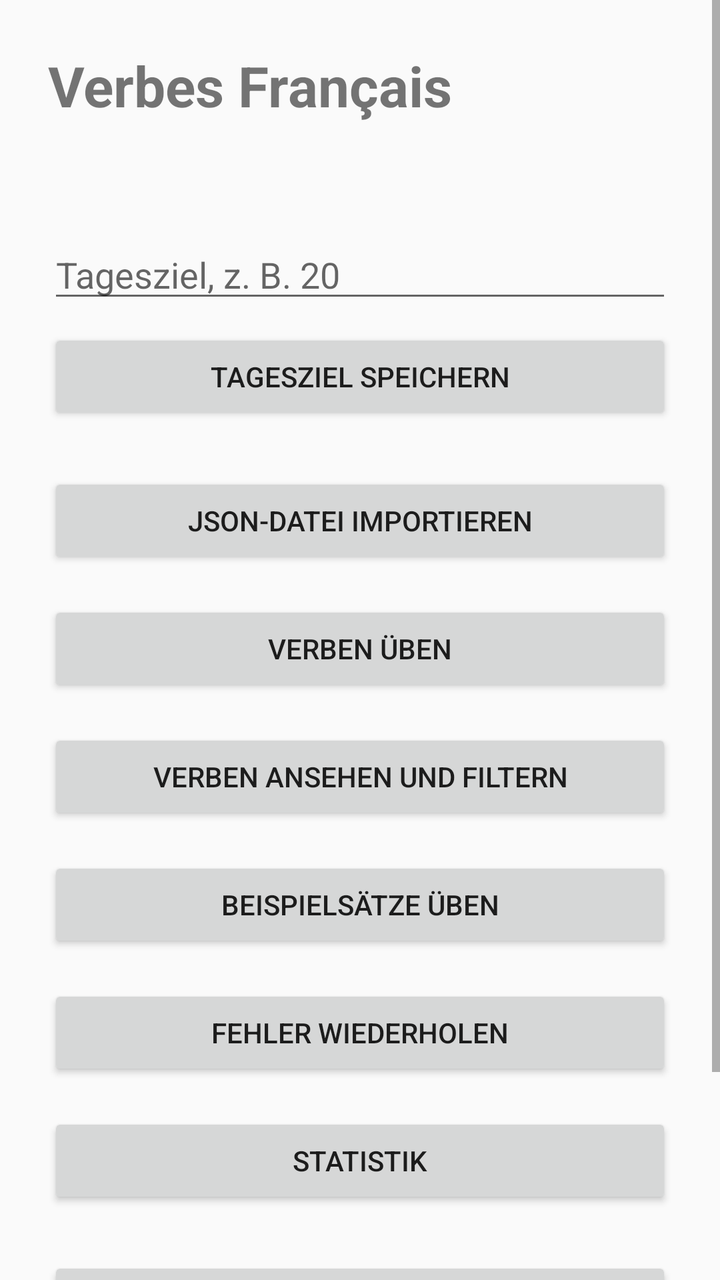
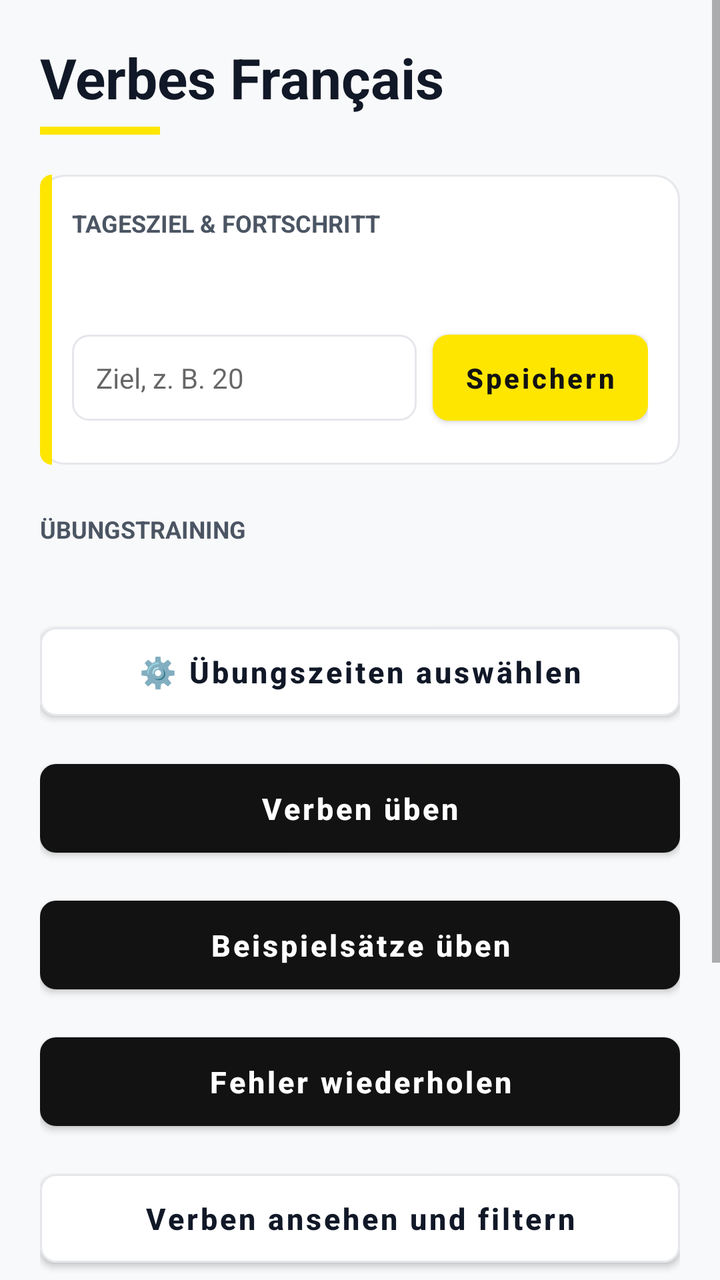

Before-and-after screenshots of an Android layout around one commit, followed by the original layout XML and the change that was made.
<!-- AndroidManifest.xml: application theme Theme.VerbesFrancais -->
<!-- res/layout/activity_main.xml -->
<?xml version="1.0" encoding="utf-8"?>
<ScrollView xmlns:android="http://schemas.android.com/apk/res/android"
    android:layout_width="match_parent"
    android:layout_height="match_parent"
    android:fillViewport="true"
    android:fitsSystemWindows="true">

    <LinearLayout
        android:layout_width="match_parent"
        android:layout_height="wrap_content"
        android:orientation="vertical"
        android:padding="24dp">

        <TextView
            android:layout_width="match_parent"
            android:layout_height="wrap_content"
            android:text="Verbes Français"
            android:textSize="28sp"
            android:textStyle="bold" />

        <TextView
            android:id="@+id/textDailyOverview"
            android:layout_width="match_parent"
            android:layout_height="wrap_content"
            android:layout_marginTop="16dp"
            android:textSize="16sp" />

        <EditText
            android:id="@+id/editDailyGoal"
            android:layout_width="match_parent"
            android:layout_height="wrap_content"
            android:layout_marginTop="16dp"
            android:hint="Tagesziel, z. B. 20"
            android:inputType="number" />

        <Button
            android:id="@+id/buttonSaveGoal"
            android:layout_width="match_parent"
            android:layout_height="wrap_content"
            android:layout_marginTop="8dp"
            android:text="Tagesziel speichern" />

        <Button
            android:id="@+id/buttonImportJson"
            android:layout_width="match_parent"
            android:layout_height="wrap_content"
            android:layout_marginTop="24dp"
            android:text="JSON-Datei importieren" />

        <Button
            android:id="@+id/buttonPractice"
            android:layout_width="match_parent"
            android:layout_height="wrap_content"
            android:layout_marginTop="16dp"
            android:text="Verben üben" />

        <Button
            android:id="@+id/buttonVerbList"
            android:layout_width="match_parent"
            android:layout_height="wrap_content"
            android:layout_marginTop="16dp"
            android:text="Verben ansehen und filtern" />

        <Button
            android:id="@+id/buttonContextPractice"
            android:layout_width="match_parent"
            android:layout_height="wrap_content"
            android:layout_marginTop="16dp"
            android:text="Beispielsätze üben" />

        <Button
            android:id="@+id/buttonErrorPractice"
            android:layout_width="match_parent"
            android:layout_height="wrap_content"
            android:layout_marginTop="16dp"
            android:text="Fehler wiederholen" />

        <Button
            android:id="@+id/buttonStats"
            android:layout_width="match_parent"
            android:layout_height="wrap_content"
            android:layout_marginTop="16dp"
            android:text="Statistik" />

        <Button
            android:id="@+id/buttonExportBackup"
            android:layout_width="match_parent"
            android:layout_height="wrap_content"
            android:layout_marginTop="24dp"
            android:text="Backup exportieren" />

        <Button
            android:id="@+id/buttonImportBackup"
            android:layout_width="match_parent"
            android:layout_height="wrap_content"
            android:layout_marginTop="16dp"
            android:text="Backup wiederherstellen" />
    </LinearLayout>
</ScrollView>
<!-- resources referenced by this layout -->
<resources>
  <style name="Theme.VerbesFrancais" parent="Theme.AppCompat.Light.DarkActionBar" />
</resources>

<!-- the commit's change to res/layout/activity_main.xml (unified diff, before → after) -->
@@ -9,91 +9,186 @@
         android:layout_width="match_parent"
         android:layout_height="wrap_content"
         android:orientation="vertical"
-        android:padding="24dp">
+        android:padding="20dp">
 
+        
+        <LinearLayout
+            android:layout_width="match_parent"
+            android:layout_height="wrap_content"
+            android:orientation="vertical">
+
+            <TextView
+                android:layout_width="match_parent"
+                android:layout_height="wrap_content"
+                android:text="Verbes Français"
+                android:textColor="@color/lemonde_text_primary"
+                android:textSize="28sp"
+                android:textStyle="bold" />
+
+            <View
+                android:layout_width="60dp"
+                android:layout_height="4dp"
+                android:layout_marginTop="6dp"
+                android:background="@color/lemonde_yellow" />
+        </LinearLayout>
+
+        
+        <LinearLayout
+            android:layout_width="match_parent"
+            android:layout_height="wrap_content"
+            android:layout_marginTop="20dp"
+            android:background="@drawable/bg_lemonde_card_accent"
+            android:orientation="vertical"
+            android:padding="16dp">
+
+            <TextView
+                android:layout_width="match_parent"
+                android:layout_height="wrap_content"
+                android:text="TAGESZIEL &amp; FORTSCHRITT"
+                android:textColor="@color/lemonde_text_secondary"
+                android:textSize="12sp"
+                android:textStyle="bold" />
+
+            <TextView
+                android:id="@+id/textDailyOverview"
+                android:layout_width="match_parent"
+                android:layout_height="wrap_content"
+                android:layout_marginTop="8dp"
+                android:textColor="@color/lemonde_text_primary"
+                android:textSize="16sp"
+                android:textStyle="bold" />
+
+            <LinearLayout
+                android:layout_width="match_parent"
+                android:layout_height="wrap_content"
+                android:layout_marginTop="12dp"
+                android:orientation="horizontal">
+
+                <EditText
+                    android:id="@+id/editDailyGoal"
+                    android:layout_width="0dp"
+                    android:layout_height="wrap_content"
+                    android:layout_weight="1"
+                    android:background="@drawable/bg_lemonde_input"
+                    android:hint="Ziel, z. B. 20"
+                    android:inputType="number"
+                    android:padding="12dp"
+                    android:textColor="@color/lemonde_text_primary"
+                    android:textSize="14sp" />
+
+                <Button
+                    android:id="@+id/buttonSaveGoal"
+                    style="@style/LeMonde.Button.Accent"
+                    android:layout_width="wrap_content"
+                    android:layout_height="wrap_content"
+                    android:layout_marginStart="8dp"
+                    android:text="Speichern"
+                    android:textSize="14sp" />
+            </LinearLayout>
+        </LinearLayout>
+
+        
         <TextView
             android:layout_width="match_parent"
             android:layout_height="wrap_content"
-            android:text="Verbes Français"
-            android:textSize="28sp"
+            android:layout_marginTop="24dp"
+            android:text="ÜBUNGSTRAINING"
+            android:textColor="@color/lemonde_text_secondary"
+            android:textSize="12sp"
             android:textStyle="bold" />
 
         <TextView
-            android:id="@+id/textDailyOverview"
-            android:layout_width="match_parent"
-            android:layout_height="wrap_content"
-            android:layout_marginTop="16dp"
-            android:textSize="16sp" />
-
-        <EditText
-            android:id="@+id/editDailyGoal"
-            android:layout_width="match_parent"
-            android:layout_height="wrap_content"
-            android:layout_marginTop="16dp"
-            android:hint="Tagesziel, z. B. 20"
-            android:inputType="number" />
-
-        <Button
-            android:id="@+id/buttonSaveGoal"
+            android:id="@+id/textTenseSelectionSummary"
             android:layout_width="match_parent"
             android:layout_height="wrap_content"
             android:layout_marginTop="8dp"
-            android:text="Tagesziel speichern" />
+            android:textColor="@color/lemonde_text_secondary"
+            android:textSize="14sp"
+            android:textStyle="italic" />
 
         <Button
-            android:id="@+id/buttonImportJson"
+            android:id="@+id/buttonSelectTenses"
+            style="@style/LeMonde.Button.Secondary"
             android:layout_width="match_parent"
             android:layout_height="wrap_content"
-            android:layout_marginTop="24dp"
-            android:text="JSON-Datei importieren" />
+            android:layout_marginTop="8dp"
+            android:text="⚙️ Übungszeiten auswählen" />
 
         <Button
             android:id="@+id/buttonPractice"
+            style="@style/LeMonde.Button"
             android:layout_width="match_parent"
             android:layout_height="wrap_content"
-            android:layout_marginTop="16dp"
+            android:layout_marginTop="12dp"
             android:text="Verben üben" />
 
         <Button
-            android:id="@+id/buttonVerbList"
+            android:id="@+id/buttonContextPractice"
+            style="@style/LeMonde.Button"
             android:layout_width="match_parent"
             android:layout_height="wrap_content"
-            android:layout_marginTop="16dp"
-            android:text="Verben ansehen und filtern" />
-
-        <Button
-            android:id="@+id/buttonContextPractice"
-            android:layout_width="match_parent"
-            android:layout_height="wrap_content"
-            android:layout_marginTop="16dp"
+            android:layout_marginTop="12dp"
             android:text="Beispielsätze üben" />
 
         <Button
             android:id="@+id/buttonErrorPractice"
+            style="@style/LeMonde.Button"
             android:layout_width="match_parent"
             android:layout_height="wrap_content"
-            android:layout_marginTop="16dp"
+            android:layout_marginTop="12dp"
             android:text="Fehler wiederholen" />
 
         <Button
-            android:id="@+id/buttonStats"
+            android:id="@+id/buttonVerbList"
+            style="@style/LeMonde.Button.Secondary"
             android:layout_width="match_parent"
             android:layout_height="wrap_content"
-            android:layout_marginTop="16dp"
-            android:text="Statistik" />
+            android:layout_marginTop="12dp"
+            android:text="Verben ansehen und filtern" />
+
+        
+        <TextView
+            android:layout_width="match_parent"
+            android:layout_height="wrap_content"
+            android:layout_marginTop="28dp"
+            android:text="DATEN &amp; SICHERUNG"
+            android:textColor="@color/lemonde_text_secondary"
+            android:textSize="12sp"
+            android:textStyle="bold" />
 
         <Button
-            android:id="@+id/buttonExportBackup"
+            android:id="@+id/buttonImportJson"
+            style="@style/LeMonde.Button.Secondary"
             android:layout_width="match_parent"
             android:layout_height="wrap_content"
-            android:layout_marginTop="24dp"
-            android:text="Backup exportieren" />
+            android:layout_marginTop="12dp"
+            android:text="JSON-Datei importieren" />
 
-        <Button
-            android:id="@+id/buttonImportBackup"
+        <LinearLayout
             android:layout_width="match_parent"
             android:layout_height="wrap_content"
-            android:layout_marginTop="16dp"
-            android:text="Backup wiederherstellen" />
+            android:layout_marginTop="12dp"
+            android:orientation="horizontal">
+
+            <Button
+                android:id="@+id/buttonExportBackup"
+                style="@style/LeMonde.Button.Secondary"
+                android:layout_width="0dp"
+                android:layout_height="wrap_content"
+                android:layout_marginEnd="4dp"
+                android:layout_weight="1"
+                android:text="Backup exportieren"
+                android:textSize="13sp" />
+
+            <Button
+                android:id="@+id/buttonImportBackup"
+                style="@style/LeMonde.Button.Secondary"
+                android:layout_width="0dp"
+                android:layout_height="wrap_content"
+                android:layout_marginStart="4dp"
+                android:layout_weight="1"
+                android:text="Backup wiederherstellen"
+                android:textSize="13sp" />
+        </LinearLayout>
     </LinearLayout>
 </ScrollView>
<!-- resource entries referenced after the edit -->
@@ -1,5 +1,87 @@
 <!-- resources referenced by this layout -->
 <resources>
-  <style name="Theme.VerbesFrancais" parent="Theme.AppCompat.Light.DarkActionBar" />
+  <color name="lemonde_text_primary">#111827</color>
+  <color name="lemonde_text_secondary">#4B5563</color>
+  <color name="lemonde_yellow">#FFE600</color>
+  <!-- drawable bg_lemonde_card_accent (drawable) -->
+  <?xml version="1.0" encoding="utf-8"?>
+  <layer-list xmlns:android="http://schemas.android.com/apk/res/android">
+      <item>
+          <shape android:shape="rectangle">
+              <solid android:color="@color/lemonde_card_bg" />
+              <stroke
+                  android:width="1dp"
+                  android:color="@color/lemonde_border" />
+              <corners android:radius="12dp" />
+          </shape>
+      </item>
+      <item
+          android:width="6dp"
+          android:gravity="left">
+          <shape android:shape="rectangle">
+              <solid android:color="@color/lemonde_yellow" />
+              <corners
+                  android:bottomLeftRadius="12dp"
+                  android:topLeftRadius="12dp" />
+          </shape>
+      </item>
+  </layer-list>
+  <!-- drawable bg_lemonde_input (drawable) -->
+  <?xml version="1.0" encoding="utf-8"?>
+  <shape xmlns:android="http://schemas.android.com/apk/res/android"
+      android:shape="rectangle">
+      <solid android:color="@color/lemonde_card_bg" />
+      <stroke
+          android:width="1dp"
+          android:color="@color/lemonde_border" />
+      <corners android:radius="8dp" />
+  </shape>
+  <style name="LeMonde.Button" parent="Widget.MaterialComponents.Button">
+          <item name="backgroundTint">@color/lemonde_black</item>
+          <item name="android:textColor">@color/white</item>
+          <item name="android:textAllCaps">false</item>
+          <item name="android:textSize">15sp</item>
+          <item name="android:textStyle">bold</item>
+          <item name="cornerRadius">8dp</item>
+          <item name="android:paddingTop">12dp</item>
+          <item name="android:paddingBottom">12dp</item>
+          <item name="elevation">0dp</item>
+      </style>
+  <style name="LeMonde.Button.Accent" parent="LeMonde.Button">
+          <item name="backgroundTint">@color/lemonde_yellow</item>
+          <item name="android:textColor">@color/lemonde_black</item>
+      </style>
+  <style name="LeMonde.Button.Secondary" parent="LeMonde.Button">
+          <item name="backgroundTint">@color/lemonde_card_bg</item>
+          <item name="android:textColor">@color/lemonde_text_primary</item>
+          <item name="strokeColor">@color/lemonde_border</item>
+          <item name="strokeWidth">1dp</item>
+      </style>
+  <style name="Theme.VerbesFrancais" parent="Theme.MaterialComponents.DayNight.DarkActionBar">
+          
+          <item name="colorPrimary">@color/lemonde_black</item>
+          <item name="colorPrimaryVariant">@color/lemonde_dark_gray</item>
+          <item name="colorOnPrimary">@color/white</item>
+  
+          
+          <item name="colorSecondary">@color/lemonde_yellow</item>
+          <item name="colorSecondaryVariant">@color/lemonde_yellow_dark</item>
+          <item name="colorOnSecondary">@color/lemonde_black</item>
+  
+          
+          <item name="android:windowBackground">@color/lemonde_light_bg</item>
+          <item name="colorSurface">@color/lemonde_card_bg</item>
+          <item name="colorOnSurface">@color/lemonde_text_primary</item>
+  
+          
+          <item name="materialButtonStyle">@style/LeMonde.Button</item>
+      </style>
+  <color name="lemonde_card_bg">#FFFFFF</color>
+  <color name="lemonde_border">#E5E7EB</color>
+  <color name="lemonde_black">#121212</color>
+  <color name="white">#FFFFFF</color>
+  <color name="lemonde_dark_gray">#1E1E1E</color>
+  <color name="lemonde_yellow_dark">#E5CE00</color>
+  <color name="lemonde_light_bg">#F8F9FA</color>
 </resources>
 
